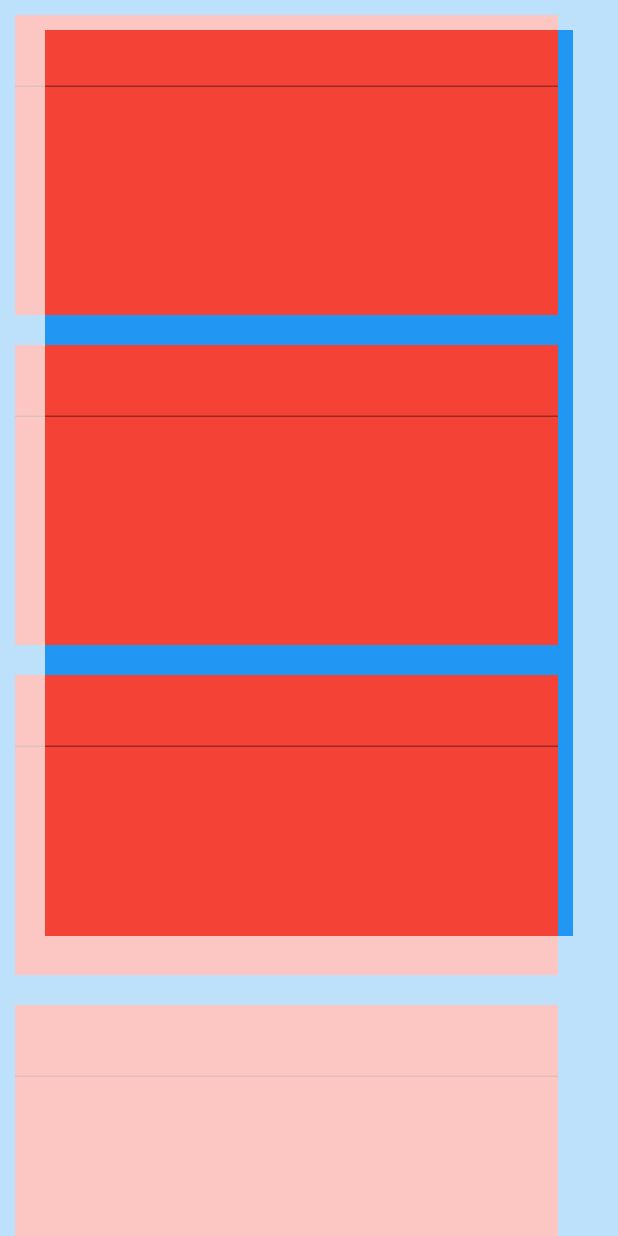
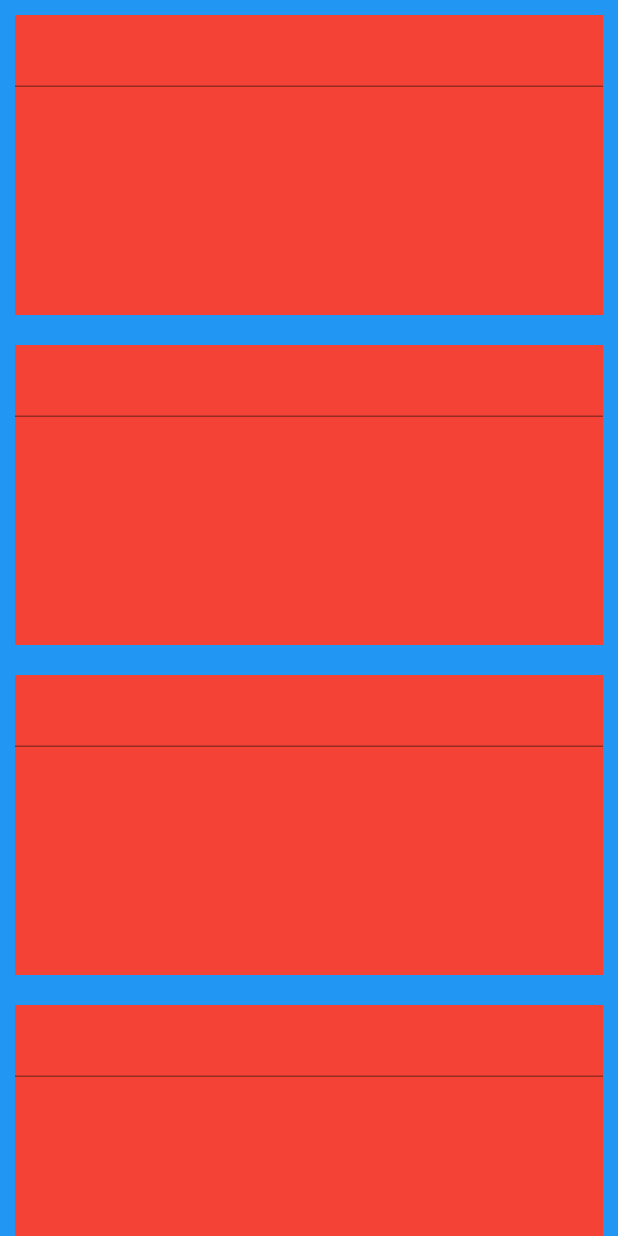
Before and after one commit to ejprok/colorful_safe_area, a Flutter app: the screen it shows after launch, on a phone screen of 412 x 824 dp. Run offline on Flutter 3.47's test engine with Material 2 defaults, Android fonts, the phone set to English and light mode, and no system bars.

Commit message:
Refactor padding and minimum calculations

```diff
--- a/example/lib/main.dart
+++ b/example/lib/main.dart
@@ -22,11 +22,8 @@ class MyHomePage extends StatelessWidget {
       backgroundColor: Colors.blue,
       resizeToAvoidBottomInset: true,
       body: ColorfulSafeArea(
-        overflowRules: OverflowRules.only(bottom: true, top: true, left: true),
-        // overflowTappable: true,
-        bottom: false,
-        minimum: EdgeInsets.only(top: 20, left: 30, right: 30, bottom: 200),
         color: Colors.white.withOpacity(0.7),
+        overflowRules: OverflowRules.all(true),
         child: ListView.builder(
           itemBuilder: (context, index) {
             return Container(
--- a/lib/src/colorful_safe_area.dart
+++ b/lib/src/colorful_safe_area.dart
@@ -42,25 +42,8 @@ class ColorfulSafeArea extends StatelessWidget {
   @override
   Widget build(BuildContext context) {
     MediaQueryData data = MediaQuery.of(context);
-    EdgeInsets padding = EdgeInsets.only(
-      left: (left) ? max(data.padding.left, minimum.left) : minimum.left,
-      top: (top) ? max(data.padding.top, minimum.top) : minimum.top,
-      right: (right) ? max(data.padding.right, minimum.right) : minimum.right,
-      bottom:
-          (bottom) ? max(data.padding.bottom, minimum.bottom) : minimum.bottom,
-    );
-    if (data.padding.bottom == 0.0 &&
-        data.viewInsets.bottom != 0.0 &&
-        maintainBottomViewPadding)
-      padding = padding.copyWith(bottom: data.viewPadding.bottom);
-
-    // create new minimum
-    EdgeInsets adjustedMinimum = minimum.copyWith(
-      left: overflowRules.left ? 0 : minimum.left,
-      top: overflowRules.top ? 0 : minimum.top,
-      right: overflowRules.right ? 0 : minimum.right,
-      bottom: overflowRules.bottom ? 0 : minimum.bottom,
-    );
+    EdgeInsets padding = _createAdjustedPadding(data);
+    EdgeInsets adjustedMinimum = _createAdjustedMinimum();
 
     return LayoutBuilder(
       builder: (context, constraints) {
@@ -90,6 +73,25 @@ class ColorfulSafeArea extends StatelessWidget {
           ],
         );
       },
+    );
+  }
+
+  EdgeInsets _createAdjustedPadding(MediaQueryData data) {
+    return EdgeInsets.only(
+      left: (left) ? max(data.padding.left, minimum.left) : minimum.left,
+      top: (top) ? max(data.padding.top, minimum.top) : minimum.top,
+      right: (right) ? max(data.padding.right, minimum.right) : minimum.right,
+      bottom:
+          (bottom) ? max(data.padding.bottom, minimum.bottom) : minimum.bottom,
+    );
+  }
+
+  EdgeInsets _createAdjustedMinimum() {
+    return minimum.copyWith(
+      left: overflowRules.left ? 0 : minimum.left,
+      top: overflowRules.top ? 0 : minimum.top,
+      right: overflowRules.right ? 0 : minimum.right,
+      bottom: overflowRules.bottom ? 0 : minimum.bottom,
     );
   }
 }
@@ -150,6 +152,9 @@ class _LeftAndRight extends StatelessWidget {
   final bool overflowTappable;
   final BoxConstraints constraints;
 
+  double get _sideHeight =>
+      constraints.maxHeight - padding.top - padding.bottom;
+
   @override
   Widget build(BuildContext context) {
     return IgnorePointer(
@@ -163,7 +168,7 @@ class _LeftAndRight extends StatelessWidget {
               ),
               Container(
                 width: padding.left,
-                height: constraints.maxHeight - padding.top - padding.bottom,
+                height: _sideHeight,
                 color: color,
               ),
             ],
@@ -181,7 +186,7 @@ class _LeftAndRight extends StatelessWidget {
               ),
               Container(
                 width: padding.right,
-                height: constraints.maxHeight - padding.top - padding.bottom,
+                height: _sideHeight,
                 color: color,
               ),
             ],
```
Also changed, not shown: 1 other file.
